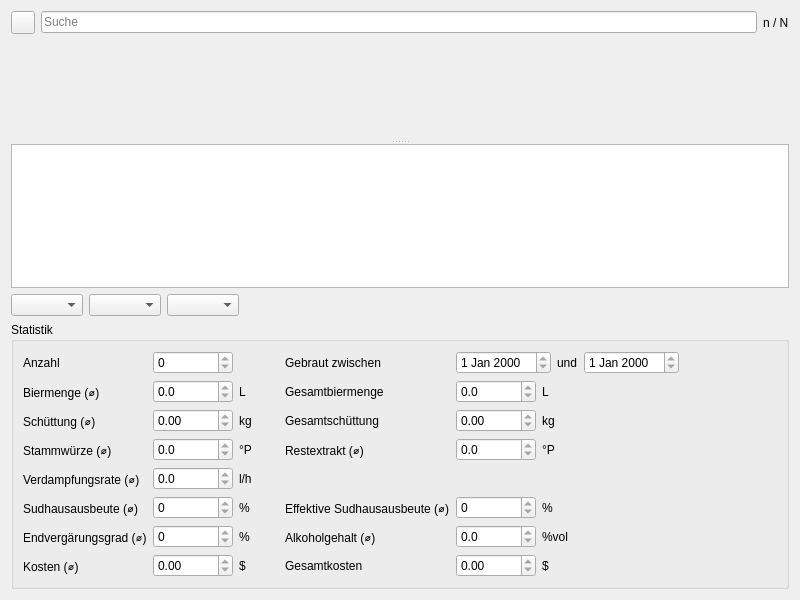
Above: kleiner-brauhelfer/dialogs/dlgbrauuebersicht.ui from kleiner-brauhelfer/kleiner-brauhelfer-2 before the change. Below: the same form after it.
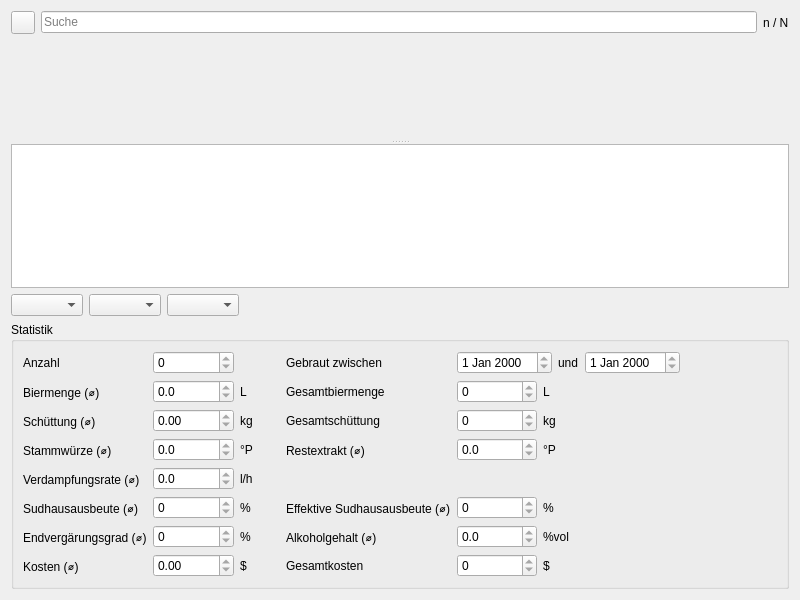
That is the form after the change. Icons and pictures are not drawn. Custom widgets are drawn as their Qt base class.

Diff of the .ui file:
```diff
--- a/kleiner-brauhelfer/dialogs/dlgbrauuebersicht.ui
+++ b/kleiner-brauhelfer/dialogs/dlgbrauuebersicht.ui
@@ -183,11 +183,14 @@
         <property name="readOnly">
          <bool>true</bool>
         </property>
+        <property name="showGroupSeparator" stdset="0">
+         <bool>true</bool>
+        </property>
         <property name="decimals">
          <number>1</number>
         </property>
         <property name="maximum">
-         <double>10000.000000000000000</double>
+         <double>99999.000000000000000</double>
         </property>
        </widget>
       </item>
@@ -202,6 +205,15 @@
         <property name="readOnly">
          <bool>true</bool>
         </property>
+        <property name="showGroupSeparator" stdset="0">
+         <bool>true</bool>
+        </property>
+        <property name="decimals">
+         <number>0</number>
+        </property>
+        <property name="maximum">
+         <double>9999999.000000000000000</double>
+        </property>
        </widget>
       </item>
       <item row="4" column="3">
@@ -236,6 +248,12 @@
         <property name="readOnly">
          <bool>true</bool>
         </property>
+        <property name="showGroupSeparator" stdset="0">
+         <bool>true</bool>
+        </property>
+        <property name="maximum">
+         <double>99999.000000000000000</double>
+        </property>
        </widget>
       </item>
       <item row="2" column="3">
@@ -372,6 +390,12 @@
         <property name="readOnly">
          <bool>true</bool>
         </property>
+        <property name="showGroupSeparator" stdset="0">
+         <bool>true</bool>
+        </property>
+        <property name="maximum">
+         <double>99999.000000000000000</double>
+        </property>
        </widget>
       </item>
       <item row="6" column="2">
@@ -444,8 +468,14 @@
         <property name="readOnly">
          <bool>true</bool>
         </property>
+        <property name="showGroupSeparator" stdset="0">
+         <bool>true</bool>
+        </property>
         <property name="decimals">
-         <number>1</number>
+         <number>0</number>
+        </property>
+        <property name="maximum">
+         <double>9999999.000000000000000</double>
         </property>
        </widget>
       </item>
@@ -460,6 +490,15 @@
         <property name="readOnly">
          <bool>true</bool>
         </property>
+        <property name="showGroupSeparator" stdset="0">
+         <bool>true</bool>
+        </property>
+        <property name="decimals">
+         <number>0</number>
+        </property>
+        <property name="maximum">
+         <double>9999999.000000000000000</double>
+        </property>
        </widget>
       </item>
       <item row="2" column="0">
@@ -657,42 +696,42 @@
    <extends>QLineEdit</extends>
    <header>widgets/lineedit.h</header>
   </customwidget>
+  <customwidget>
+   <class>DoubleSpinBox</class>
+   <extends>QDoubleSpinBox</extends>
+   <header>widgets/doublespinbox.h</header>
+  </customwidget>
   <customwidget>
    <class>TableView</class>
    <extends>QTableView</extends>
    <header>widgets/tableview.h</header>
   </customwidget>
-  <customwidget>
-   <class>FilterButtonSud</class>
-   <extends>QToolButton</extends>
-   <header>widgets/filterbuttonsud.h</header>
-  </customwidget>
   <customwidget>
    <class>ComboBox</class>
    <extends>QComboBox</extends>
    <header>widgets/combobox.h</header>
   </customwidget>
+  <customwidget>
+   <class>SpinBox</class>
+   <extends>QSpinBox</extends>
+   <header>widgets/spinbox.h</header>
+  </customwidget>
+  <customwidget>
+   <class>DateEdit</class>
+   <extends>QDateEdit</extends>
+   <header>widgets/dateedit.h</header>
+  </customwidget>
+  <customwidget>
+   <class>FilterButtonSud</class>
+   <extends>QToolButton</extends>
+   <header>widgets/filterbuttonsud.h</header>
+  </customwidget>
   <customwidget>
    <class>Chart3</class>
    <extends>QWidget</extends>
    <header>charts/chart3.h</header>
    <container>1</container>
   </customwidget>
-  <customwidget>
-   <class>DoubleSpinBox</class>
-   <extends>QDoubleSpinBox</extends>
-   <header>widgets/doublespinbox.h</header>
-  </customwidget>
-  <customwidget>
-   <class>DateEdit</class>
-   <extends>QDateEdit</extends>
-   <header>widgets/dateedit.h</header>
-  </customwidget>
-  <customwidget>
-   <class>SpinBox</class>
-   <extends>QSpinBox</extends>
-   <header>widgets/spinbox.h</header>
-  </customwidget>
  </customwidgets>
  <tabstops>
   <tabstop>table</tabstop>
```
Left out of the diff: 16 changed lines with no effect on the pictures.
